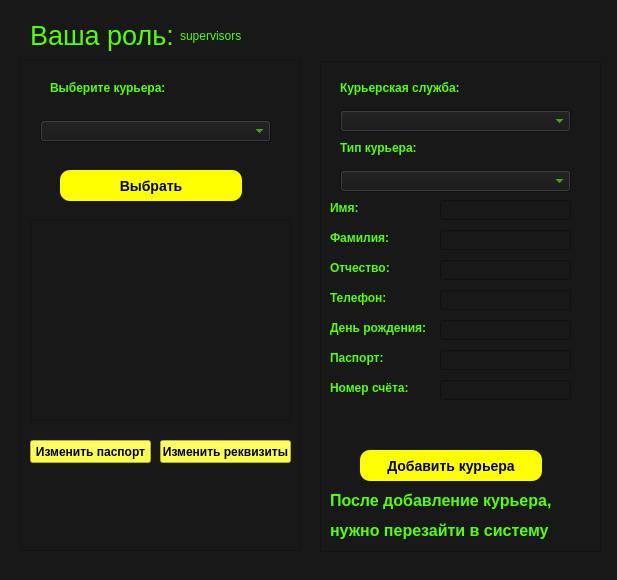
Qt form supervisors.ui (dmsrgv/dbprogram) before a commit.
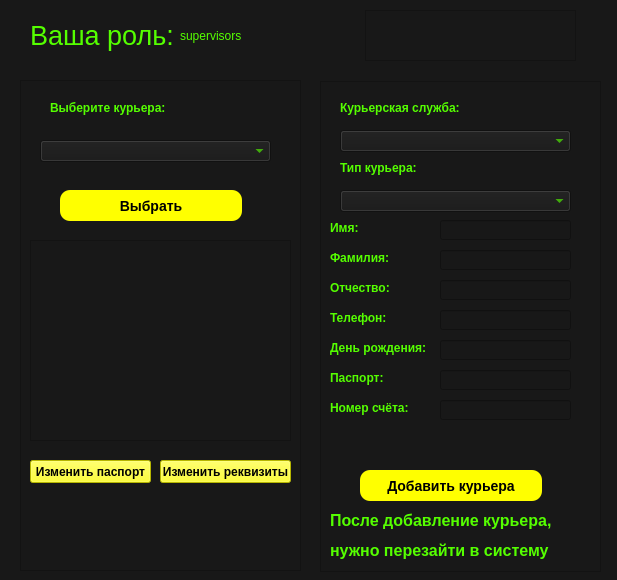
The same form after that commit.

```diff
--- a/supervisors.ui
+++ b/supervisors.ui
@@ -47,7 +47,7 @@
    <property name="geometry">
     <rect>
      <x>40</x>
-     <y>120</y>
+     <y>140</y>
      <width>231</width>
      <height>22</height>
     </rect>
@@ -61,7 +61,7 @@
    <property name="geometry">
     <rect>
      <x>50</x>
-     <y>80</y>
+     <y>100</y>
      <width>161</width>
      <height>16</height>
     </rect>
@@ -78,7 +78,7 @@
    <property name="geometry">
     <rect>
      <x>60</x>
-     <y>170</y>
+     <y>190</y>
      <width>182</width>
      <height>31</height>
     </rect>
@@ -102,7 +102,7 @@
    <property name="geometry">
     <rect>
      <x>30</x>
-     <y>220</y>
+     <y>240</y>
      <width>261</width>
      <height>201</height>
     </rect>
@@ -140,7 +140,7 @@
    <property name="geometry">
     <rect>
      <x>360</x>
-     <y>450</y>
+     <y>470</y>
      <width>182</width>
      <height>31</height>
     </rect>
@@ -164,7 +164,7 @@
    <property name="geometry">
     <rect>
      <x>340</x>
-     <y>110</y>
+     <y>130</y>
      <width>231</width>
      <height>22</height>
     </rect>
@@ -178,7 +178,7 @@
    <property name="geometry">
     <rect>
      <x>320</x>
-     <y>61</y>
+     <y>81</y>
      <width>281</width>
      <height>491</height>
     </rect>
@@ -188,7 +188,7 @@
    <property name="geometry">
     <rect>
      <x>20</x>
-     <y>60</y>
+     <y>80</y>
      <width>281</width>
      <height>491</height>
     </rect>
@@ -198,7 +198,7 @@
    <property name="geometry">
     <rect>
      <x>340</x>
-     <y>80</y>
+     <y>100</y>
      <width>161</width>
      <height>16</height>
     </rect>
@@ -215,7 +215,7 @@
    <property name="geometry">
     <rect>
      <x>340</x>
-     <y>140</y>
+     <y>160</y>
      <width>161</width>
      <height>16</height>
     </rect>
@@ -232,7 +232,7 @@
    <property name="geometry">
     <rect>
      <x>340</x>
-     <y>170</y>
+     <y>190</y>
      <width>231</width>
      <height>22</height>
     </rect>
@@ -246,7 +246,7 @@
    <property name="geometry">
     <rect>
      <x>440</x>
-     <y>200</y>
+     <y>220</y>
      <width>131</width>
      <height>20</height>
     </rect>
@@ -260,7 +260,7 @@
    <property name="geometry">
     <rect>
      <x>440</x>
-     <y>230</y>
+     <y>250</y>
      <width>131</width>
      <height>20</height>
     </rect>
@@ -274,7 +274,7 @@
    <property name="geometry">
     <rect>
      <x>440</x>
-     <y>260</y>
+     <y>280</y>
      <width>131</width>
      <height>20</height>
     </rect>
@@ -288,7 +288,7 @@
    <property name="geometry">
     <rect>
      <x>440</x>
-     <y>290</y>
+     <y>310</y>
      <width>131</width>
      <height>20</height>
     </rect>
@@ -302,7 +302,7 @@
    <property name="geometry">
     <rect>
      <x>440</x>
-     <y>320</y>
+     <y>340</y>
      <width>131</width>
      <height>20</height>
     </rect>
@@ -316,7 +316,7 @@
    <property name="geometry">
     <rect>
      <x>330</x>
-     <y>200</y>
+     <y>220</y>
      <width>91</width>
      <height>16</height>
     </rect>
@@ -333,7 +333,7 @@
    <property name="geometry">
     <rect>
      <x>330</x>
-     <y>230</y>
+     <y>250</y>
      <width>91</width>
      <height>16</height>
     </rect>
@@ -350,7 +350,7 @@
    <property name="geometry">
     <rect>
      <x>330</x>
-     <y>260</y>
+     <y>280</y>
      <width>91</width>
      <height>16</height>
     </rect>
@@ -367,7 +367,7 @@
    <property name="geometry">
     <rect>
      <x>330</x>
-     <y>290</y>
+     <y>310</y>
      <width>91</width>
      <height>16</height>
     </rect>
@@ -384,7 +384,7 @@
    <property name="geometry">
     <rect>
      <x>330</x>
-     <y>320</y>
+     <y>340</y>
      <width>101</width>
      <height>16</height>
     </rect>
@@ -401,7 +401,7 @@
    <property name="geometry">
     <rect>
      <x>330</x>
-     <y>490</y>
+     <y>510</y>
      <width>241</width>
      <height>21</height>
     </rect>
@@ -419,7 +419,7 @@
    <property name="geometry">
     <rect>
      <x>330</x>
-     <y>520</y>
+     <y>540</y>
      <width>241</width>
      <height>21</height>
     </rect>
@@ -437,7 +437,7 @@
    <property name="geometry">
     <rect>
      <x>330</x>
-     <y>350</y>
+     <y>370</y>
      <width>101</width>
      <height>16</height>
     </rect>
@@ -454,7 +454,7 @@
    <property name="geometry">
     <rect>
      <x>440</x>
-     <y>350</y>
+     <y>370</y>
      <width>131</width>
      <height>20</height>
     </rect>
@@ -468,7 +468,7 @@
    <property name="geometry">
     <rect>
      <x>30</x>
-     <y>440</y>
+     <y>460</y>
      <width>121</width>
      <height>23</height>
     </rect>
@@ -485,7 +485,7 @@
    <property name="geometry">
     <rect>
      <x>160</x>
-     <y>440</y>
+     <y>460</y>
      <width>131</width>
      <height>23</height>
     </rect>
@@ -502,7 +502,7 @@
    <property name="geometry">
     <rect>
      <x>330</x>
-     <y>380</y>
+     <y>400</y>
      <width>101</width>
      <height>16</height>
     </rect>
@@ -519,7 +519,7 @@
    <property name="geometry">
     <rect>
      <x>440</x>
-     <y>380</y>
+     <y>400</y>
      <width>131</width>
      <height>20</height>
     </rect>
@@ -533,7 +533,7 @@
    <property name="geometry">
     <rect>
      <x>40</x>
-     <y>500</y>
+     <y>520</y>
      <width>241</width>
      <height>21</height>
     </rect>
@@ -547,6 +547,35 @@
     <string/>
    </property>
   </widget>
+  <widget class="QLabel" name="label_16">
+   <property name="geometry">
+    <rect>
+     <x>400</x>
+     <y>20</y>
+     <width>161</width>
+     <height>31</height>
+    </rect>
+   </property>
+   <property name="styleSheet">
+    <string notr="true">QLabel {color: rgb(85, 255, 0);
+			 
+	font: 75 20pt &quot;MS Shell Dlg 2&quot;;}</string>
+   </property>
+   <property name="text">
+    <string/>
+   </property>
+  </widget>
+  <widget class="QGraphicsView" name="graphicsView_3">
+   <property name="geometry">
+    <rect>
+     <x>365</x>
+     <y>10</y>
+     <width>211</width>
+     <height>51</height>
+    </rect>
+   </property>
+  </widget>
+  <zorder>graphicsView_3</zorder>
   <zorder>graphicsView_2</zorder>
   <zorder>graphicsView</zorder>
   <zorder>label_2</zorder>
@@ -579,6 +608,7 @@
   <zorder>label_14</zorder>
   <zorder>lineEdit_8</zorder>
   <zorder>label_15</zorder>
+  <zorder>label_16</zorder>
  </widget>
  <resources/>
  <connections/>
```
